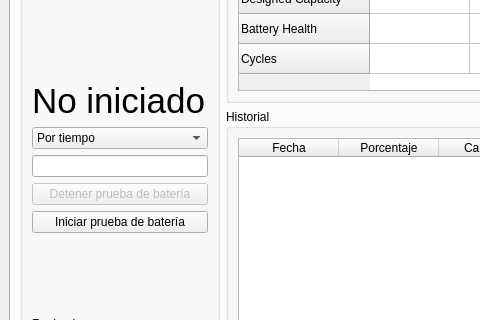
First picture: the form in ui/mainwindow.ui, repository gabod22/PatiaTest, before the edit; both pictures show x 0 to 480 and y 277 to 597 of the 997 by 744 pixel window.
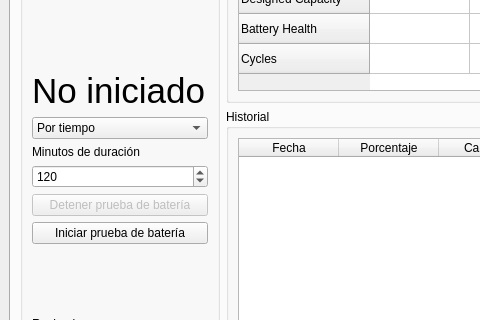
Second picture: the form after the edit. The open tabs and pages were chosen to show the change. Icons and pictures are not drawn.

Commit message: ADD SWITCH CAMERA SUPPORT AND FIX BATTERY TEST SELECTOR

Diff of the .ui file:
```diff
--- a/ui/mainwindow.ui
+++ b/ui/mainwindow.ui
@@ -1332,7 +1332,27 @@
             </widget>
            </item>
            <item>
-            <widget class="QLineEdit" name="TxtBatteryTestTime"/>
+            <widget class="QLabel" name="label">
+             <property name="text">
+              <string>Minutos de duración</string>
+             </property>
+            </widget>
+           </item>
+           <item>
+            <widget class="QSpinBox" name="SpinTimeToTest">
+             <property name="minimum">
+              <number>10</number>
+             </property>
+             <property name="maximum">
+              <number>9999</number>
+             </property>
+             <property name="singleStep">
+              <number>10</number>
+             </property>
+             <property name="value">
+              <number>120</number>
+             </property>
+            </widget>
            </item>
            <item>
             <widget class="QPushButton" name="BtnStopBatteryTest">
```
Left out of the diff: 64 changed lines with no effect on the pictures. The commit also changes 6 other files.
